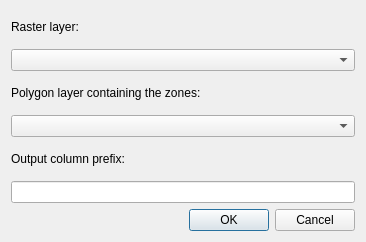
Before: the Qt Designer form src/plugins/zonal_statistics/qgszonalstatisticsdialogbase.ui in kadas-albireo/kadas-albireo, drawn with Qt 5.
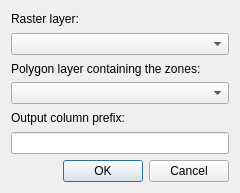
After: the same form once the commit is applied.

Commit message: give dialog a correct name

What changed in the file:
```diff
--- a/src/plugins/zonal_statistics/qgszonalstatisticsdialogbase.ui
+++ b/src/plugins/zonal_statistics/qgszonalstatisticsdialogbase.ui
@@ -1,51 +1,55 @@
 <ui version="4.0" >
  <class>QgsZonalStatisticsDialogBase</class>
- <widget class="QDialog" name="QgsZonalStatisticsDialogBase" >
-  <property name="geometry" >
+ <widget class="QDialog" name="QgsZonalStatisticsDialogBase">
+  <property name="geometry">
    <rect>
     <x>0</x>
     <y>0</y>
-    <width>366</width>
-    <height>242</height>
+    <width>240</width>
+    <height>193</height>
    </rect>
   </property>
   <property name="windowTitle" >
    <string>Dialog</string>
   </property>
-  <layout class="QGridLayout" name="gridLayout" >
-   <item row="0" column="0" >
-    <widget class="QLabel" name="mRasterLayerLabel" >
-     <property name="text" >
+  <layout class="QVBoxLayout" name="verticalLayout">
+   <item>
+    <widget class="QLabel" name="mRasterLayerLabel">
+     <property name="text">
       <string>Raster layer:</string>
      </property>
     </widget>
    </item>
-   <item row="1" column="0" >
-    <widget class="QComboBox" name="mRasterLayerComboBox" />
+   <item>
+    <widget class="QComboBox" name="mRasterLayerComboBox"/>
    </item>
-   <item row="2" column="0" >
-    <widget class="QLabel" name="mVectorLayerLabel" >
-     <property name="text" >
+   <item>
+    <widget class="QLabel" name="mVectorLayerLabel">
+     <property name="text">
       <string>Polygon layer containing the zones:</string>
      </property>
     </widget>
    </item>
-   <item row="3" column="0" >
-    <widget class="QComboBox" name="mPolygonLayerComboBox" />
+   <item>
+    <widget class="QComboBox" name="mPolygonLayerComboBox"/>
    </item>
-   <item row="4" column="0" >
-    <widget class="QLabel" name="mColumnPrefixLabel" >
-     <property name="text" >
+   <item>
+    <widget class="QLabel" name="mColumnPrefixLabel">
+     <property name="text">
       <string>Output column prefix:</string>
      </property>
     </widget>
    </item>
-   <item row="5" column="0" >
-    <widget class="QLineEdit" name="mColumnPrefixLineEdit" />
+   <item>
+    <widget class="QLineEdit" name="mColumnPrefixLineEdit">
+     <property name="placeholderText">
+      <string/>
+     </property>
+    </widget>
    </item>
-   <item row="6" column="0" >
-    <widget class="QDialogButtonBox" name="buttonBox" >
-     <property name="orientation" >
+   <item>
+    <widget class="QDialogButtonBox" name="buttonBox">
+     <property name="orientation">
       <enum>Qt::Horizontal</enum>
      </property>
      <property name="standardButtons" >
```
Left out of the diff: 17 changed lines with no effect on the pictures.
